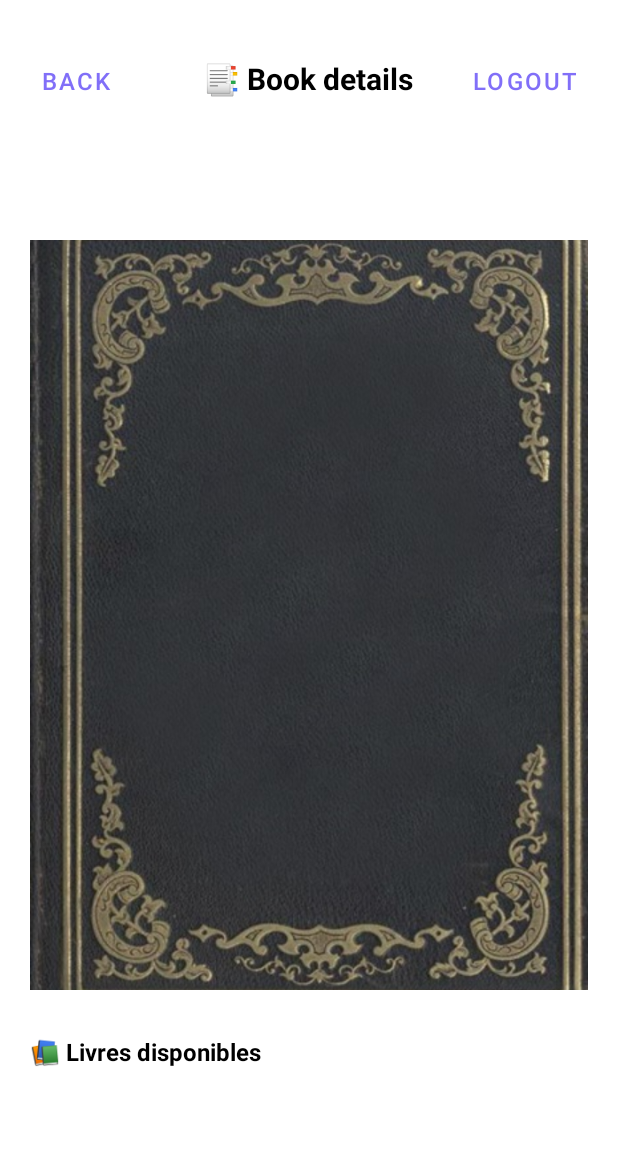
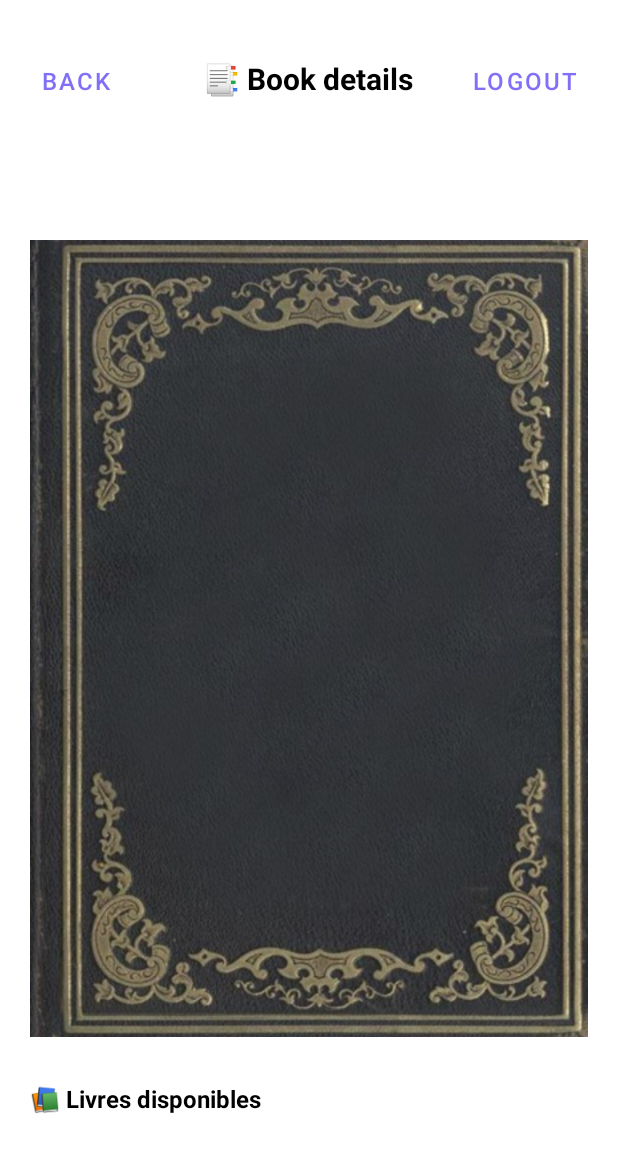
Before and after one commit to romainlancelot/abs-reader, an Android app: the AudioBookSelectedTextBookMenuActivity screen opened directly, with no data from a screen before it, on a phone screen of 412 x 824 dp. Shown: the top 1152 px of the screen. Run offline under Robolectric (Android 15) with nearby library versions, the phone set to English and light mode, and no system bars; our stand-ins replace Picasso; pictures from the network do not load; 1 statement that could not run was skipped.

Commit message:
xml for home, library and book

```diff
--- a/app/src/main/res/layout/activity_audio_book_selected_text_book_menu.xml
+++ b/app/src/main/res/layout/activity_audio_book_selected_text_book_menu.xml
@@ -1,5 +1,6 @@
 <?xml version="1.0" encoding="utf-8"?>
-<androidx.constraintlayout.widget.ConstraintLayout xmlns:android="http://schemas.android.com/apk/res/android"
+<androidx.constraintlayout.widget.ConstraintLayout
+    xmlns:android="http://schemas.android.com/apk/res/android"
     xmlns:app="http://schemas.android.com/apk/res-auto"
     xmlns:tools="http://schemas.android.com/tools"
     android:id="@+id/main"
@@ -10,7 +11,10 @@
 
     <include
         android:id="@+id/header"
-        layout="@layout/header" />
+        layout="@layout/header"
+        app:layout_constraintTop_toTopOf="parent"
+        app:layout_constraintStart_toStartOf="parent"
+        app:layout_constraintEnd_toEndOf="parent" />
 
     <TextView
         android:id="@+id/bookTitle"
@@ -21,15 +25,30 @@
         android:paddingBottom="20dp"
         android:textSize="16sp"
         android:textStyle="bold"
-        app:layout_constraintTop_toBottomOf="@+id/header" />
+        app:layout_constraintTop_toBottomOf="@id/header"
+        app:layout_constraintStart_toStartOf="parent"
+        app:layout_constraintEnd_toEndOf="parent" />
+
+    <androidx.core.widget.NestedScrollView
+        android:id="@+id/nestedScrollView"
+        android:layout_width="match_parent"
+        android:layout_height="0dp"
+        android:fillViewport="true"
+        app:layout_constraintTop_toBottomOf="@id/bookTitle"
+        app:layout_constraintBottom_toBottomOf="parent">
+
+        <LinearLayout
+            android:layout_width="match_parent"
+            android:layout_height="wrap_content"
+            android:orientation="vertical">
 
             <ImageView
                 android:id="@+id/cover"
                 android:layout_width="match_parent"
-        android:layout_height="500dp"
+                android:layout_height="wrap_content"
+                android:adjustViewBounds="true"
                 android:contentDescription="@string/book_cover"
-        android:scaleType="centerCrop"
-        app:layout_constraintTop_toBottomOf="@+id/bookTitle" />
+                android:scaleType="centerCrop" />
 
             <TextView
                 android:id="@+id/books"
@@ -39,23 +58,16 @@
                 android:paddingBottom="20dp"
                 android:text="@string/books"
                 android:textSize="16sp"
-        android:textStyle="bold"
-        app:layout_constraintTop_toBottomOf="@+id/cover" />
-
-    <androidx.swiperefreshlayout.widget.SwipeRefreshLayout
-        android:id="@+id/swipeRefreshLayout"
-        android:layout_width="match_parent"
-        android:layout_height="wrap_content"
-        app:layout_constraintTop_toBottomOf="@+id/books">
+                android:textStyle="bold" />
 
             <androidx.recyclerview.widget.RecyclerView
                 android:id="@+id/bookRecyclerView"
                 android:layout_width="match_parent"
                 android:layout_height="wrap_content"
-            android:paddingTop="10dp"
-            app:layout_constraintEnd_toEndOf="parent"
-            app:layout_constraintStart_toStartOf="parent"
-            app:layout_constraintTop_toBottomOf="@id/swipeRefreshLayout" />
+                android:nestedScrollingEnabled="false"
+                android:paddingTop="10dp" />
 
-    </androidx.swiperefreshlayout.widget.SwipeRefreshLayout>
+        </LinearLayout>
+    </androidx.core.widget.NestedScrollView>
+
 </androidx.constraintlayout.widget.ConstraintLayout>
```
Also changed, not shown: app/src/main/res/layout/activity_audio_book_home.xml (+28 -15 lines), app/src/main/res/layout/activity_library.xml (+9 -10 lines). Lines whose indentation alone changed are shown as unchanged.
